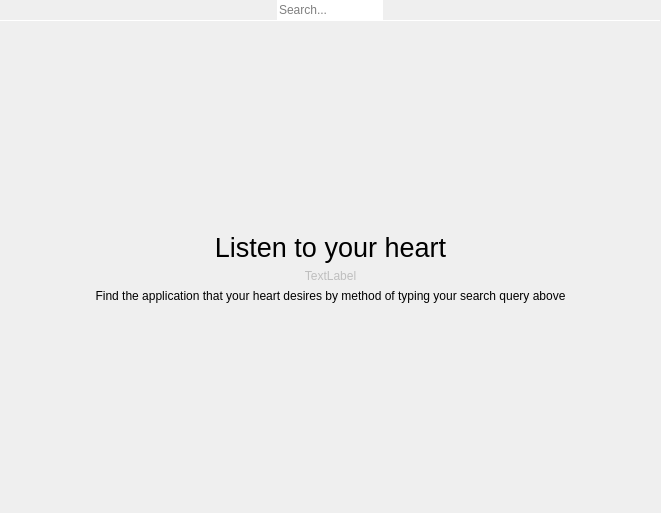
Qt form application/search/searchwidget.ui (vicr123/theShop) before a commit.
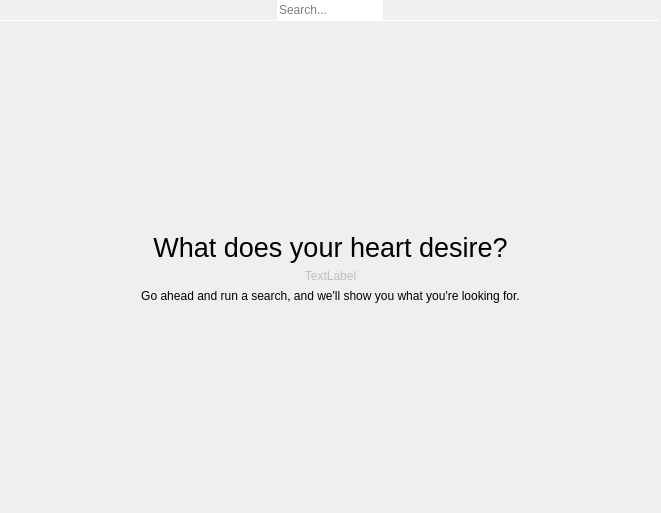
The same form after that commit. Custom widgets are drawn as their Qt base class.

What changed in the file:
```diff
--- a/application/search/searchwidget.ui
+++ b/application/search/searchwidget.ui
@@ -83,7 +83,7 @@
           </font>
          </property>
          <property name="text">
-          <string>Listen to your heart</string>
+          <string>What does your heart desire?</string>
          </property>
          <property name="alignment">
           <set>Qt::AlignCenter</set>
@@ -106,7 +106,7 @@
        <item>
         <widget class="QLabel" name="label_3">
          <property name="text">
-          <string>Find the application that your heart desires by method of typing your search query above</string>
+          <string>Go ahead and run a search, and we'll show you what you're looking for.</string>
          </property>
          <property name="alignment">
           <set>Qt::AlignCenter</set>
```
